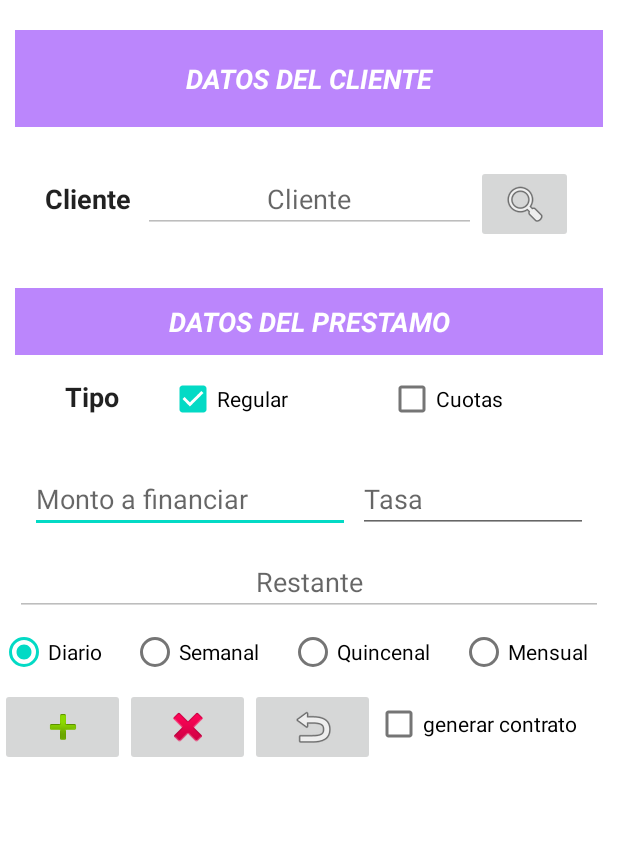
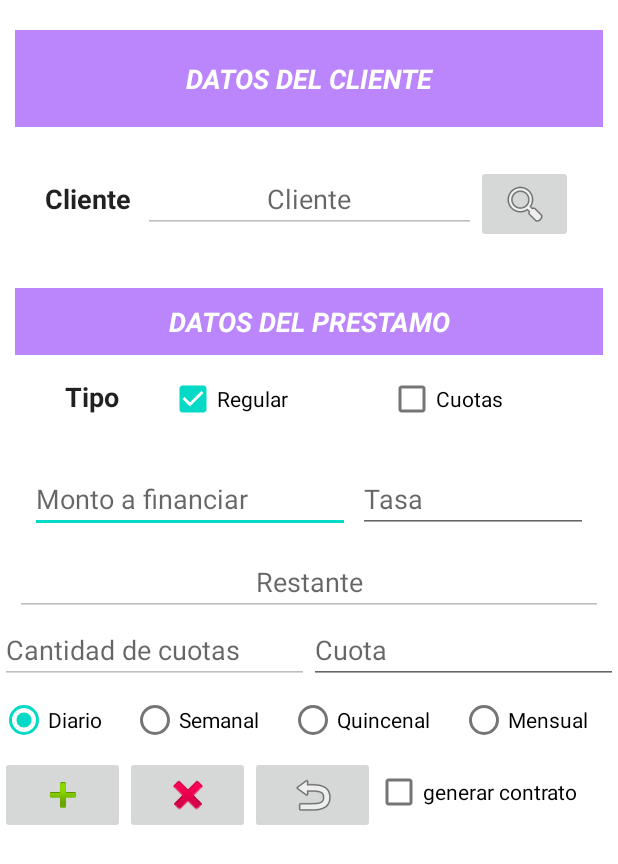
Before and after one commit to Graco-02/TePrestoOnlineX, an Android app: the layout prestamo_alta.xml on its own in the app's theme, with its tools: preview values and no code run, on a phone screen of 412 x 824 dp. Shown: the top 864 px of the screen. Run offline under Robolectric (Android 15) with nearby library versions, the phone set to English and light mode, and no system bars.

Commit message:
Modificaciones 2021-10-28

```diff
--- a/app/src/main/res/layout/cliente_lista.xml
+++ b/app/src/main/res/layout/cliente_lista.xml
@@ -19,7 +19,7 @@
 
         <EditText
             android:id="@+id/cli_view_nombre"
-            android:layout_width="wrap_content"
+            android:layout_width="match_parent"
             android:layout_height="wrap_content"
             android:ems="10"
             android:hint="Nombres"
@@ -27,7 +27,7 @@
 
         <EditText
             android:id="@+id/cli_view_apellidos"
-            android:layout_width="wrap_content"
+            android:layout_width="match_parent"
             android:layout_height="wrap_content"
             android:ems="10"
             android:hint="Apellidos"
--- a/app/src/main/res/layout/prestamo_alta.xml
+++ b/app/src/main/res/layout/prestamo_alta.xml
@@ -184,6 +184,31 @@
                 android:layout_height="match_parent"
                 android:orientation="horizontal">
 
+                <EditText
+                    android:id="@+id/prestamo_alta_cantidad_cuotas"
+                    android:layout_width="wrap_content"
+                    android:layout_height="wrap_content"
+                    android:layout_weight="1"
+                    android:ems="10"
+                    android:enabled="false"
+                    android:hint="Cantidad de cuotas"
+                    android:inputType="number" />
+
+                <EditText
+                    android:id="@+id/prestamo_alta_cuota"
+                    android:layout_width="wrap_content"
+                    android:layout_height="wrap_content"
+                    android:layout_weight="1"
+                    android:ems="10"
+                    android:hint="Cuota"
+                    android:inputType="number" />
+            </LinearLayout>
+
+            <LinearLayout
+                android:layout_width="match_parent"
+                android:layout_height="match_parent"
+                android:orientation="horizontal">
+
                 <RadioButton
                     android:id="@+id/radioButton"
                     android:layout_width="wrap_content"
```
